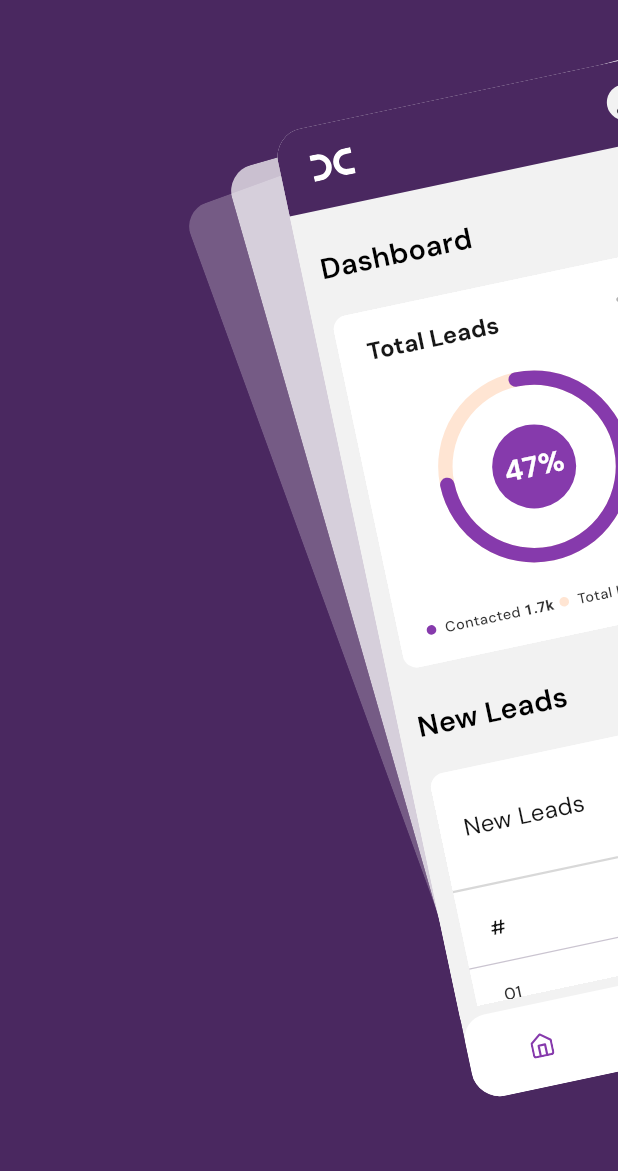
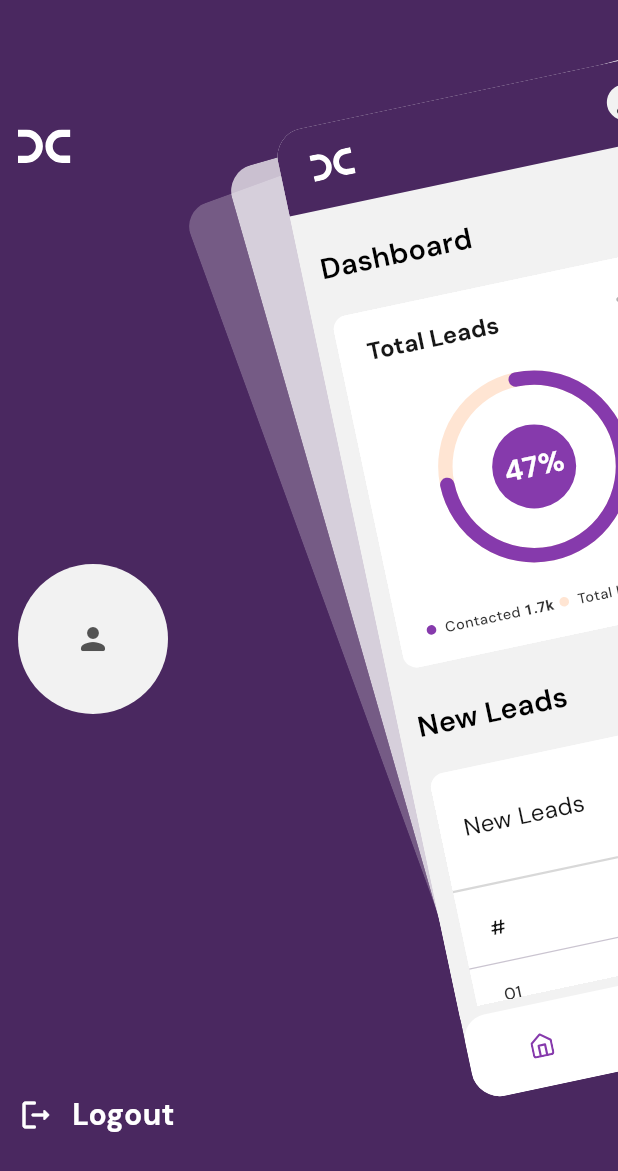
Before and after one commit to KenStarry/Dentsu_Quotes, a Flutter app: the screen it shows once a user with an empty profile is signed in, after a tap on an icon or button, on a phone screen of 412 x 824 dp. Shown: the top 1171 px of the screen. Run offline on Flutter 3.47's test engine with Material 3 defaults, Android fonts, the phone set to English and light mode, and no system bars; drawn by our look-alikes of data_table_2, flutter_zoom_drawer, percent_indicator; our stand-ins replace cached_network_image, envied, fl_chart, flutter_svg, freezed_annotation, get and 7 more; accounts and stored records are empty; generated files the repository leaves out were written again.

Commit message:
Menu Screen updates

```diff
--- a/lib/feature_dashboard/presentation/components/menu_screen.dart
+++ b/lib/feature_dashboard/presentation/components/menu_screen.dart
@@ -1,4 +1,11 @@
+import 'package:dentsu_quotes/core/presentation/components/avatar.dart';
+import 'package:dentsu_quotes/theme/colors.dart';
 import 'package:flutter/material.dart';
+import 'package:flutter_svg/svg.dart';
+import 'package:get/get.dart';
+import 'package:get/get_core/src/get_main.dart';
+
+import '../../../feature_auth/presentation/controller/auth_controller.dart';
 
 class MenuScreen extends StatefulWidget {
   const MenuScreen({super.key});
@@ -8,12 +15,67 @@ class MenuScreen extends StatefulWidget {
 }
 
 class _MenuScreenState extends State<MenuScreen> {
+  late final AuthController _authController;
+
+  @override
+  void initState() {
+    super.initState();
+
+    _authController = Get.find<AuthController>();
+  }
+
   @override
   Widget build(BuildContext context) {
     return Container(
       width: double.infinity,
       height: double.infinity,
+      padding: const EdgeInsets.only(top: 80, bottom: 50, left: 12),
       color: Theme.of(context).primaryColor,
+      child: Column(
+        mainAxisAlignment: MainAxisAlignment.spaceBetween,
+        crossAxisAlignment: CrossAxisAlignment.start,
+        children: [
+          //  logo
+          UnconstrainedBox(
+            child: SvgPicture.asset(
+              'assets/images/logo.svg',
+              width: 35,
+              height: 35,
+            ),
+          ),
+          const SizedBox(height: 48),
+          //  profile pic
+          Obx(() => Avatar(
+              avatarUrl: _authController.user.value?.avatarUrl ?? '',
+              size: const Size(100, 100))),
+          const SizedBox(height: 24),
+          //  navigation
+
+          //  logout
+          GestureDetector(
+            child: Container(
+              padding: const EdgeInsets.symmetric(vertical: 16),
+              decoration: BoxDecoration(
+                color: Colors.transparent,
+                borderRadius: BorderRadius.circular(24)
+              ),
+              child: Row(
+                mainAxisAlignment: MainAxisAlignment.start,
+                children: [
+                  Icon(Icons.logout_rounded, color: textWhite900),
+                  const SizedBox(width: 12),
+                  Text('Logout', style: TextStyle(
+                    fontSize: Theme.of(context).textTheme.titleSmall!.fontSize,
+                    fontWeight: Theme.of(context).textTheme.titleSmall!.fontWeight,
+                    color: textWhite900,
+                    decoration: TextDecoration.none
+                  ))
+                ],
+              ),
+            ),
+          )
+        ],
+      ),
     );
   }
 }
```
